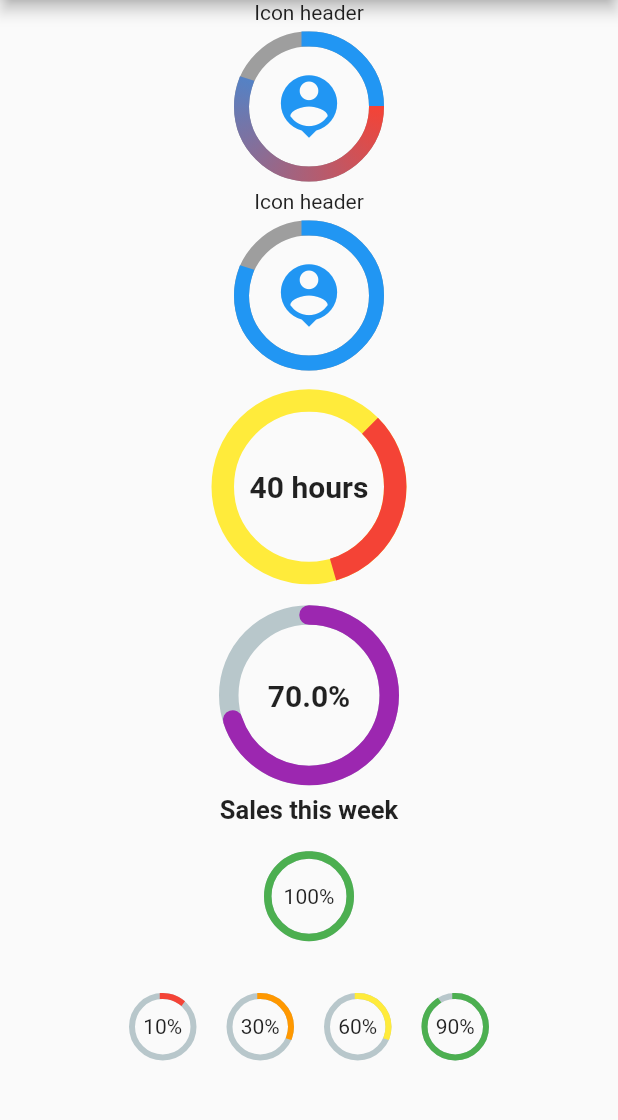
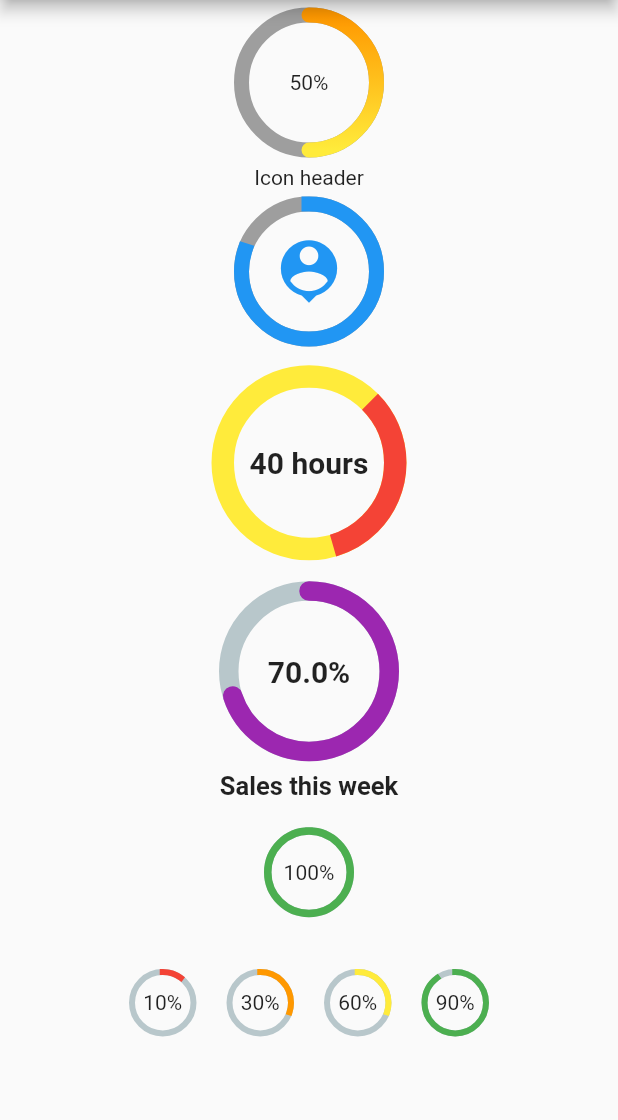
Before and after one commit to diegoveloper/flutter_percent_indicator, a Flutter app: the screen it shows after launch, after a tap on "Circular Library", on a phone screen of 412 x 824 dp, the part 84-1204 px from its top. Run offline on Flutter 3.47's test engine with Material 2 defaults, Android fonts, the phone set to English and light mode, and no system bars.

Commit message:
LinearGradient was added linear and circular percent indicator

```diff
--- a/example/lib/main.dart
+++ b/example/lib/main.dart
@@ -3,7 +3,7 @@ import 'package:percent_indicator_example/sample_circular_page.dart';
 import 'package:percent_indicator_example/sample_linear_page.dart';
 
 void main() {
-  runApp(new MaterialApp(home: new Scaffold(body: new SamplePage())));
+  runApp(MaterialApp(home: Scaffold(body: SamplePage())));
 }
 
 class SamplePage extends StatefulWidget {
@@ -12,12 +12,10 @@ class SamplePage extends StatefulWidget {
 }
 
 class _SamplePageState extends State<SamplePage> {
-
-
-  _openPage(Widget page){
+  _openPage(Widget page) {
     Navigator.push(
       context,
-      new MaterialPageRoute(
+      MaterialPageRoute(
         builder: (BuildContext context) => page,
       ),
     );
@@ -33,7 +31,7 @@ class _SamplePageState extends State<SamplePage> {
           children: <Widget>[
             MaterialButton(
               color: Colors.blueAccent,
-                child: new Text("Circular Library"),
+              child: Text("Circular Library"),
               onPressed: () => _openPage(SampleCircularPage()),
             ),
             Padding(
@@ -41,7 +39,7 @@ class _SamplePageState extends State<SamplePage> {
             ),
             MaterialButton(
               color: Colors.blueAccent,
-                child: new Text("Linear Library"),
+              child: Text("Linear Library"),
               onPressed: () => _openPage(SampleLinearPage()),
             ),
           ],
--- a/example/lib/sample_circular_page.dart
+++ b/example/lib/sample_circular_page.dart
@@ -10,32 +10,30 @@ class _SampleCircularPageState extends State<SampleCircularPage> {
   @override
   Widget build(BuildContext context) {
     return Scaffold(
-      appBar: new AppBar(
-        title: new Text("Circular Percent Indicators"),
+      appBar: AppBar(
+        title: Text("Circular Percent Indicators"),
       ),
       body: Center(
         child: ListView(children: <Widget>[
-          new CircularPercentIndicator(
+          CircularPercentIndicator(
+            radius: 100.0,
+            lineWidth: 10.0,
+            percent: 0.5,
+            center: Text("50%"),
+            circularStrokeCap: CircularStrokeCap.round,
+            backgroundColor: Colors.grey,
+            linearGradient: LinearGradient(
+              begin: Alignment.topCenter,
+              end: Alignment.bottomCenter,
+              colors: [Colors.orange, Colors.yellow],
+            ),
+          ),
+          CircularPercentIndicator(
             radius: 100.0,
             lineWidth: 10.0,
             percent: 0.8,
-            header: new Text("Icon header"),
-            center: new Icon(
-              Icons.person_pin,
-              size: 50.0,
-              color: Colors.blue,
-            ),
-            backgroundColor: Colors.grey,
-            linearGradient: LinearGradient(
-              colors: [Colors.red, Colors.blue],
-            ),
-          ),
-          new CircularPercentIndicator(
-            radius: 100.0,
-            lineWidth: 10.0,
-            percent: 0.8,
-            header: new Text("Icon header"),
-            center: new Icon(
+            header: Text("Icon header"),
+            center: Icon(
               Icons.person_pin,
               size: 50.0,
               color: Colors.blue,
@@ -43,90 +41,90 @@ class _SampleCircularPageState extends State<SampleCircularPage> {
             backgroundColor: Colors.grey,
             progressColor: Colors.blue,
           ),
-          new CircularPercentIndicator(
+          CircularPercentIndicator(
             radius: 130.0,
             animation: true,
             animationDuration: 2000,
             lineWidth: 15.0,
             startAngle: 45.0,
             percent: 0.6,
-            center: new Text(
+            center: Text(
               "40 hours",
-              style: new TextStyle(fontWeight: FontWeight.bold, fontSize: 20.0),
+              style: TextStyle(fontWeight: FontWeight.bold, fontSize: 20.0),
             ),
             circularStrokeCap: CircularStrokeCap.butt,
             backgroundColor: Colors.yellow,
             progressColor: Colors.red,
           ),
-          new CircularPercentIndicator(
+          CircularPercentIndicator(
             radius: 120.0,
             lineWidth: 13.0,
             animation: true,
             percent: 0.7,
             animateFromLastPercent: true,
-            center: new Text(
+            center: Text(
               "70.0%",
-              style: new TextStyle(fontWeight: FontWeight.bold, fontSize: 20.0),
+              style: TextStyle(fontWeight: FontWeight.bold, fontSize: 20.0),
             ),
-            footer: new Text(
+            footer: Text(
               "Sales this week",
-              style: new TextStyle(fontWeight: FontWeight.bold, fontSize: 17.0),
+              style: TextStyle(fontWeight: FontWeight.bold, fontSize: 17.0),
             ),
             circularStrokeCap: CircularStrokeCap.round,
             progressColor: Colors.purple,
           ),
           Padding(
             padding: EdgeInsets.all(15.0),
-            child: new CircularPercentIndicator(
+            child: CircularPercentIndicator(
               radius: 60.0,
               lineWidth: 5.0,
               percent: 1.0,
-              center: new Text("100%"),
+              center: Text("100%"),
               progressColor: Colors.green,
             ),
           ),
           Container(
             padding: EdgeInsets.all(15.0),
-            child: new Row(
+            child: Row(
               mainAxisAlignment: MainAxisAlignment.center,
               children: <Widget>[
-                new CircularPercentIndicator(
+                CircularPercentIndicator(
                   radius: 45.0,
                   lineWidth: 4.0,
                   percent: 0.10,
-                  center: new Text("10%"),
+                  center: Text("10%"),
                   progressColor: Colors.red,
                 ),
-                new Padding(
+                Padding(
                   padding: EdgeInsets.symmetric(horizontal: 10.0),
                 ),
-                new CircularPercentIndicator(
+                CircularPercentIndicator(
                   radius: 45.0,
                   lineWidth: 4.0,
                   percent: 0.30,
-                  center: new Text("30%"),
+                  center: Text("30%"),
                   progressColor: Colors.orange,
                 ),
-                new Padding(
+                Padding(
                   padding: EdgeInsets.symmetric(horizontal: 10.0),
                 ),
-                new CircularPercentIndicator(
+                CircularPercentIndicator(
                   radius: 45.0,
                   lineWidth: 4.0,
                   animation: true,
                   animationDuration: 200,
                   percent: 0.30,
-                  center: new Text("60%"),
+                  center: Text("60%"),
                   progressColor: Colors.yellow,
                 ),
-                new Padding(
+                Padding(
                   padding: EdgeInsets.symmetric(horizontal: 10.0),
                 ),
-                new CircularPercentIndicator(
+                CircularPercentIndicator(
                   radius: 45.0,
                   lineWidth: 4.0,
                   percent: 0.90,
-                  center: new Text("90%"),
+                  center: Text("90%"),
                   progressColor: Colors.green,
                 )
               ],
--- a/example/lib/sample_linear_page.dart
+++ b/example/lib/sample_linear_page.dart
@@ -30,7 +30,7 @@ class _SampleLinearPageState extends State<SampleLinearPage> {
                     lineHeight: 14.0,
                     percent: 0.7,
                     center: Text(
-                      "50.0%",
+                      "70.0%",
                       style: TextStyle(fontSize: 12.0),
                     ),
                     trailing: Icon(Icons.mood),
--- a/lib/circular_percent_indicator.dart
+++ b/lib/circular_percent_indicator.dart
@@ -233,12 +233,29 @@ class CirclePainter extends CustomPainter {
     canvas.drawCircle(center, radius, _paintBackground);
 
     if (linearGradient != null) {
+      /*
       _paintLine.shader = SweepGradient(
-              startAngle: 0,
-              endAngle: 2 * pi - pi / 2,
+              center: FractionalOffset.center,
+              startAngle: math.radians(-90.0 + startAngle),
+              endAngle: math.radians(progress),
+              //tileMode: TileMode.mirror,
               colors: linearGradient.colors)
           .createShader(
-              Rect.fromPoints(Offset.zero, Offset(size.width, size.height)));
+        Rect.fromCircle(
+          center: center,
+          radius: radius,
+        ),
+      );*/
+      _paintLine.shader = LinearGradient(
+        colors: linearGradient.colors,
+        begin: linearGradient.begin,
+        end: linearGradient.end,
+      ).createShader(
+        Rect.fromCircle(
+          center: center,
+          radius: radius,
+        ),
+      );
     }
 
     canvas.drawArc(
--- a/lib/linear_percent_indicator.dart
+++ b/lib/linear_percent_indicator.dart
@@ -252,24 +252,21 @@ class LinearPainter extends CustomPainter {
     final end = Offset(size.width, size.height / 2);
     canvas.drawLine(start, end, _paintBackground);
     if (isRTL) {
+      final xProgress = size.width - size.width * progress;
       if (linearGradient != null) {
         _paintLine.shader = linearGradient.createShader(Rect.fromPoints(
-            Offset(size.width, size.height),
-            Offset(size.width - size.width * progress, size.height)));
+            Offset(size.width, size.height), Offset(xProgress, size.height)));
       }
 
-      canvas.drawLine(
-          end,
-          Offset(size.width - (size.width * progress), size.height / 2),
-          _paintLine);
+      canvas.drawLine(end, Offset(xProgress, size.height / 2), _paintLine);
     } else {
+      final xProgress = size.width * progress;
       if (linearGradient != null) {
-        _paintLine.shader = linearGradient.createShader(Rect.fromPoints(
-            Offset.zero, Offset(size.width * progress, size.height)));
+        _paintLine.shader = linearGradient.createShader(
+            Rect.fromPoints(Offset.zero, Offset(xProgress, size.height)));
       }
 
-      canvas.drawLine(
-          start, Offset(size.width * progress, size.height / 2), _paintLine);
+      canvas.drawLine(start, Offset(xProgress, size.height / 2), _paintLine);
     }
   }
 
```
Lines whose indentation alone changed are shown as unchanged.
